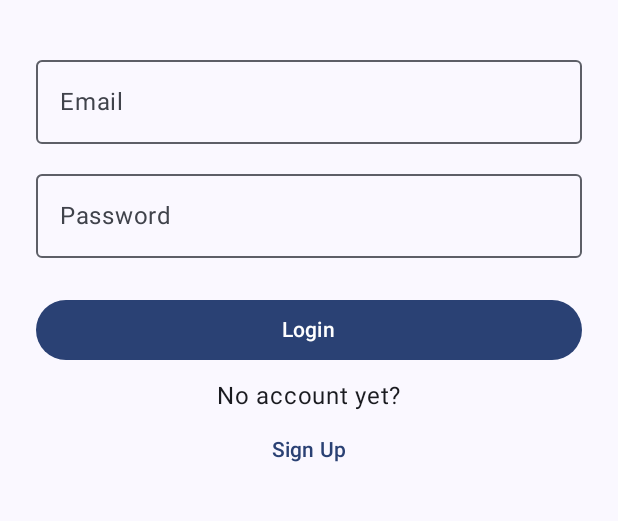
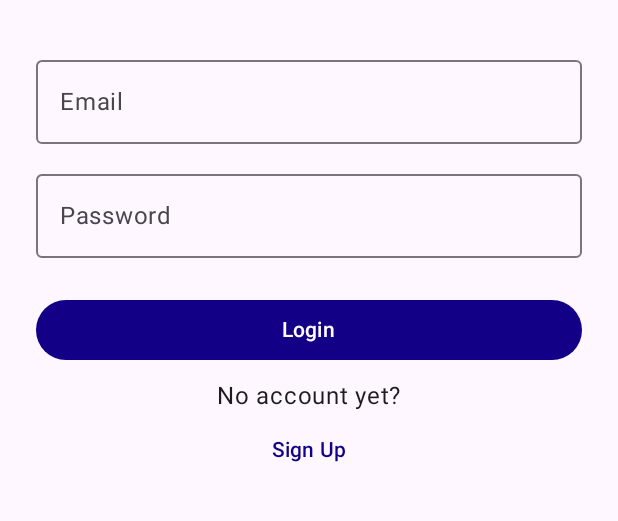
Before and after one commit to abelsaberhagen/mealtrader, an Android app built with Jetpack Compose: the screen it shows after launch (MainActivity), on a phone screen of 412 x 824 dp, the part 405-926 px from its top. Run offline under Robolectric (Android 15) with nearby library versions, the phone set to English and light mode, and no system bars; our stand-ins replace Firebase (no records; nobody signed in at launch, a user with empty details on screens opened directly).

Commit message:
Fixed color theme bug

```diff
--- a/app/src/main/java/edu/virginia/cs4720/mealtrader/ui/theme/Color.kt
+++ b/app/src/main/java/edu/virginia/cs4720/mealtrader/ui/theme/Color.kt
@@ -2,10 +2,10 @@ package edu.virginia.cs4720.mealtrader.ui.theme
 
 import androidx.compose.ui.graphics.Color
 
-val Purple80 = Color(0x120087)
-val PurpleGrey80 = Color(0x120087)
-val Pink80 = Color(0xfa9002)
+val Purple80 = Color(0xFF120087)
+val PurpleGrey80 = Color(0xFF120087)
+val Pink80 = Color(0xFFFA9002)
 
-val Purple40 = Color(0x120087)
-val PurpleGrey40 = Color(0x120087)
-val Pink40 = Color(0xfa9002)
+val Purple40 = Color(0xFF120087)
+val PurpleGrey40 = Color(0xFF120087)
+val Pink40 = Color(0xFFFA9002)
--- a/app/src/main/java/edu/virginia/cs4720/mealtrader/ui/theme/Theme.kt
+++ b/app/src/main/java/edu/virginia/cs4720/mealtrader/ui/theme/Theme.kt
@@ -1,6 +1,5 @@
 package edu.virginia.cs4720.mealtrader.ui.theme
 
-import android.app.Activity
 import android.os.Build
 import androidx.compose.foundation.isSystemInDarkTheme
 import androidx.compose.material3.MaterialTheme
@@ -21,23 +20,12 @@ private val LightColorScheme = lightColorScheme(
     primary = Purple40,
     secondary = PurpleGrey40,
     tertiary = Pink40
-
-    /* Other default colors to override
-    background = Color(0xFFFFFBFE),
-    surface = Color(0xFFFFFBFE),
-    onPrimary = Color.White,
-    onSecondary = Color.White,
-    onTertiary = Color.White,
-    onBackground = Color(0xFF1C1B1F),
-    onSurface = Color(0xFF1C1B1F),
-    */
 )
 
 @Composable
 fun MealtraderTheme(
     darkTheme: Boolean = isSystemInDarkTheme(),
-    // Dynamic color is available on Android 12+
-    dynamicColor: Boolean = true,
+    dynamicColor: Boolean = false,
     content: @Composable () -> Unit
 ) {
     val colorScheme = when {
@@ -45,7 +33,6 @@ fun MealtraderTheme(
             val context = LocalContext.current
             if (darkTheme) dynamicDarkColorScheme(context) else dynamicLightColorScheme(context)
         }
-
         darkTheme -> DarkColorScheme
         else -> LightColorScheme
     }
```
